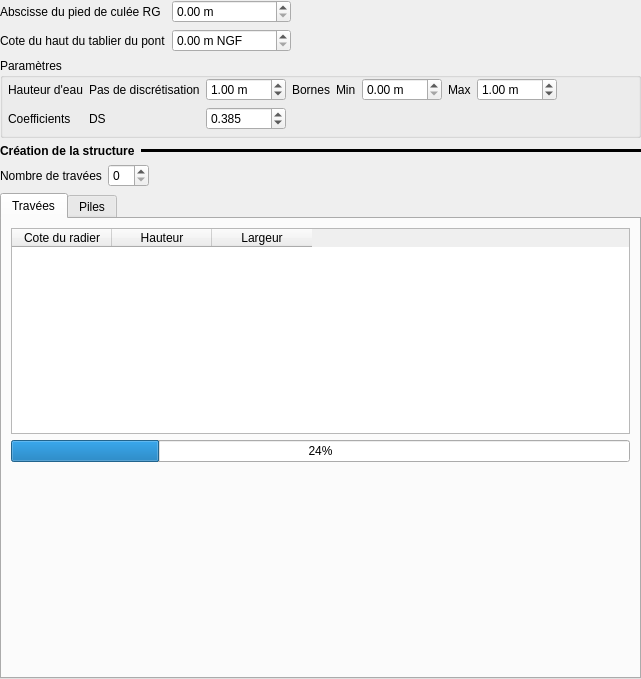
Above: ui/structures/ui_borda_da.ui from Artelia/Mascaret before the change. Below: the same form after it.
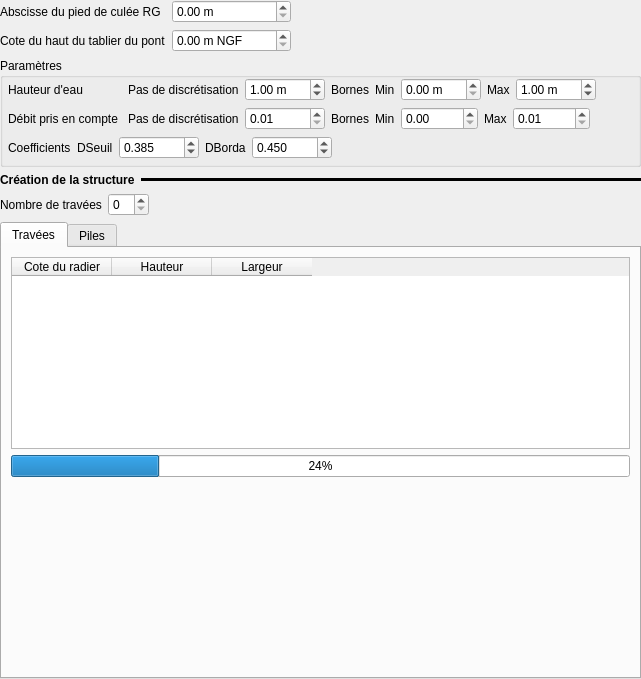
That is the form after the change.

Commit message:
borda and orifice work
add gui borda
fixed orifice law
fixed borda law

What changed in the file:
```diff
--- a/ui/structures/ui_borda_da.ui
+++ b/ui/structures/ui_borda_da.ui
@@ -99,23 +99,82 @@
        <number>5</number>
       </property>
       <item>
-       <layout class="QGridLayout" name="gridLayout_9">
+       <layout class="QGridLayout" name="gridLayout_11">
+        <item row="1" column="1">
+         <widget class="QLabel" name="label_8">
+          <property name="text">
+           <string>Pas de discrétisation</string>
+          </property>
+         </widget>
+        </item>
+        <item row="1" column="0">
+         <widget class="QLabel" name="label_45">
+          <property name="text">
+           <string>Débit pris en compte </string>
+          </property>
+         </widget>
+        </item>
+        <item row="1" column="2">
+         <widget class="QDoubleSpinBox" name="dsb_q_pas">
+          <property name="maximumSize">
+           <size>
+            <width>80</width>
+            <height>16777215</height>
+           </size>
+          </property>
+          <property name="minimum">
+           <double>0.010000000000000</double>
+          </property>
+          <property name="maximum">
+           <double>10000.000000000000000</double>
+          </property>
+         </widget>
+        </item>
+        <item row="0" column="2">
+         <widget class="QDoubleSpinBox" name="dsb_h_pas">
+          <property name="maximumSize">
+           <size>
+            <width>80</width>
+            <height>16777215</height>
+           </size>
+          </property>
+          <property name="suffix">
+           <string> m</string>
+          </property>
+          <property name="minimum">
+           <double>0.010000000000000</double>
+          </property>
+          <property name="maximum">
+           <double>10000.000000000000000</double>
+          </property>
+          <property name="value">
+           <double>1.000000000000000</double>
+          </property>
+         </widget>
+        </item>
+        <item row="0" column="1">
+         <widget class="QLabel" name="label_9">
+          <property name="text">
+           <string>Pas de discrétisation</string>
+          </property>
+         </widget>
+        </item>
+        <item row="0" column="3">
+         <widget class="QLabel" name="label_46">
+          <property name="text">
+           <string>Bornes</string>
+          </property>
+         </widget>
+        </item>
         <item row="0" column="0">
-         <widget class="QLabel" name="label_29">
+         <widget class="QLabel" name="label_47">
           <property name="text">
            <string>Hauteur d'eau</string>
           </property>
          </widget>
         </item>
-        <item row="0" column="3">
-         <widget class="QLabel" name="label_28">
-          <property name="text">
-           <string>Bornes</string>
-          </property>
-         </widget>
-        </item>
         <item row="0" column="4">
-         <layout class="QHBoxLayout" name="horizontalLayout_12">
+         <layout class="QHBoxLayout" name="horizontalLayout_16">
           <item>
            <widget class="QLabel" name="label_34">
             <property name="text">
@@ -183,50 +242,92 @@
           </item>
          </layout>
         </item>
-        <item row="0" column="1">
-         <widget class="QLabel" name="label">
+        <item row="1" column="3">
+         <widget class="QLabel" name="label_50">
           <property name="text">
-           <string>Pas de discrétisation</string>
+           <string>Bornes</string>
           </property>
          </widget>
         </item>
-        <item row="0" column="2">
-         <widget class="QDoubleSpinBox" name="dsb_h_pas">
-          <property name="maximumSize">
-           <size>
-            <width>80</width>
-            <height>16777215</height>
-           </size>
-          </property>
-          <property name="suffix">
-           <string> m</string>
-          </property>
-          <property name="minimum">
-           <double>0.010000000000000</double>
-          </property>
-          <property name="maximum">
-           <double>10000.000000000000000</double>
-          </property>
-          <property name="value">
-           <double>1.000000000000000</double>
-          </property>
-         </widget>
+        <item row="1" column="4">
+         <layout class="QHBoxLayout" name="horizontalLayout_17">
+          <item>
+           <widget class="QLabel" name="label_51">
+            <property name="text">
+             <string>Min</string>
+            </property>
+           </widget>
+          </item>
+          <item>
+           <widget class="QDoubleSpinBox" name="dsb_q_min">
+            <property name="maximumSize">
+             <size>
+              <width>80</width>
+              <height>16777215</height>
+             </size>
+            </property>
+            <property name="maximum">
+             <double>10000.000000000000000</double>
+            </property>
+           </widget>
+          </item>
+          <item>
+           <widget class="QLabel" name="label_52">
+            <property name="text">
+             <string>Max</string>
+            </property>
+           </widget>
+          </item>
+          <item>
+           <widget class="QDoubleSpinBox" name="dsb_q_max">
+            <property name="maximumSize">
+             <size>
+              <width>80</width>
+              <height>16777215</height>
+             </size>
+            </property>
+            <property name="minimum">
+             <double>0.010000000000000</double>
+            </property>
+            <property name="maximum">
+             <double>10000.000000000000000</double>
+            </property>
+           </widget>
+          </item>
+          <item>
+           <spacer name="horizontalSpacer_17">
+            <property name="orientation">
+             <enum>Qt::Horizontal</enum>
+            </property>
+            <property name="sizeHint" stdset="0">
+             <size>
+              <width>40</width>
+              <height>20</height>
+             </size>
+            </property>
+           </spacer>
+          </item>
+         </layout>
         </item>
-        <item row="1" column="0">
-         <widget class="QLabel" name="label_4">
+       </layout>
+      </item>
+      <item>
+       <layout class="QHBoxLayout" name="horizontalLayout_18">
+        <item>
+         <widget class="QLabel" name="label_10">
           <property name="text">
            <string>Coefficients</string>
           </property>
          </widget>
         </item>
-        <item row="1" column="1">
-         <widget class="QLabel" name="label_36">
+        <item>
+         <widget class="QLabel" name="label_53">
           <property name="text">
-           <string>DS</string>
+           <string>DSeuil</string>
           </property>
          </widget>
         </item>
-        <item row="1" column="2">
+        <item>
          <widget class="QDoubleSpinBox" name="dsb_ds">
           <property name="maximumSize">
            <size>
@@ -245,6 +346,48 @@
           </property>
          </widget>
         </item>
+        <item>
+         <widget class="QLabel" name="label_54">
+          <property name="text">
+           <string>DBorda</string>
+          </property>
+         </widget>
+        </item>
+        <item>
+         <widget class="QDoubleSpinBox" name="dsb_borda">
+          <property name="maximumSize">
+           <size>
+            <width>80</width>
+            <height>16777215</height>
+           </size>
+          </property>
+          <property name="decimals">
+           <number>3</number>
+          </property>
+          <property name="maximum">
+           <double>10000.000000000000000</double>
+          </property>
+          <property name="singleStep">
+           <double>0.100000000000000</double>
+          </property>
+          <property name="value">
+           <double>0.450000000000000</double>
+          </property>
+         </widget>
+        </item>
+        <item>
+         <spacer name="horizontalSpacer_18">
+          <property name="orientation">
+           <enum>Qt::Horizontal</enum>
+          </property>
+          <property name="sizeHint" stdset="0">
+           <size>
+            <width>40</width>
+            <height>20</height>
+           </size>
+          </property>
+         </spacer>
+        </item>
        </layout>
       </item>
      </layout>
```
Left out of the diff: 21 changed lines with no effect on the pictures. The commit also changes 10 other files.
